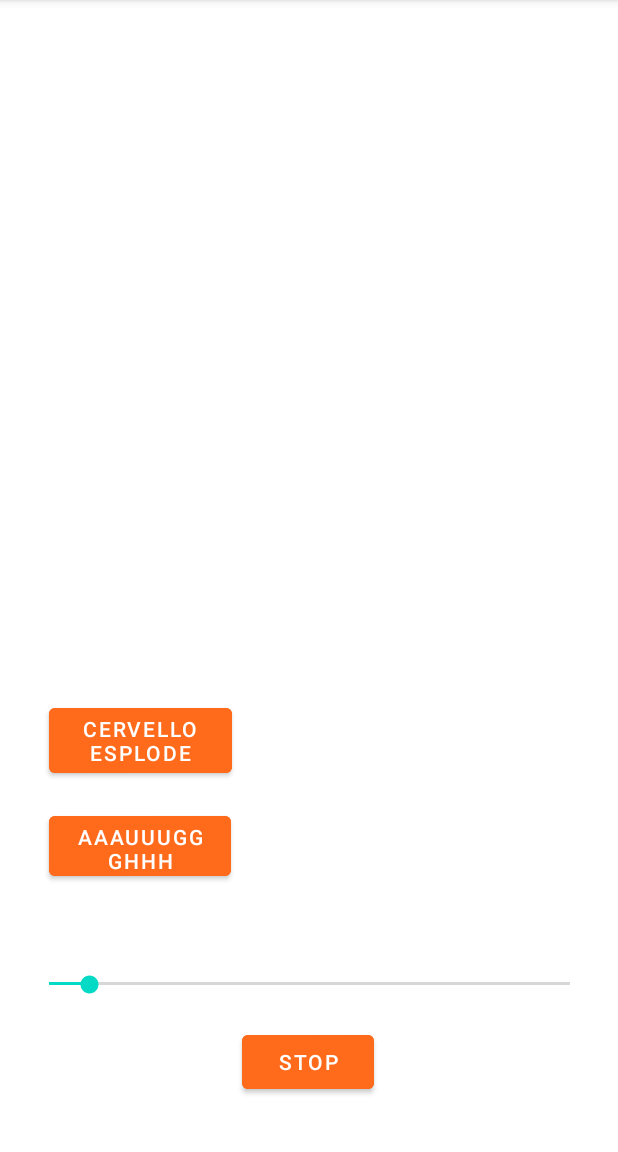
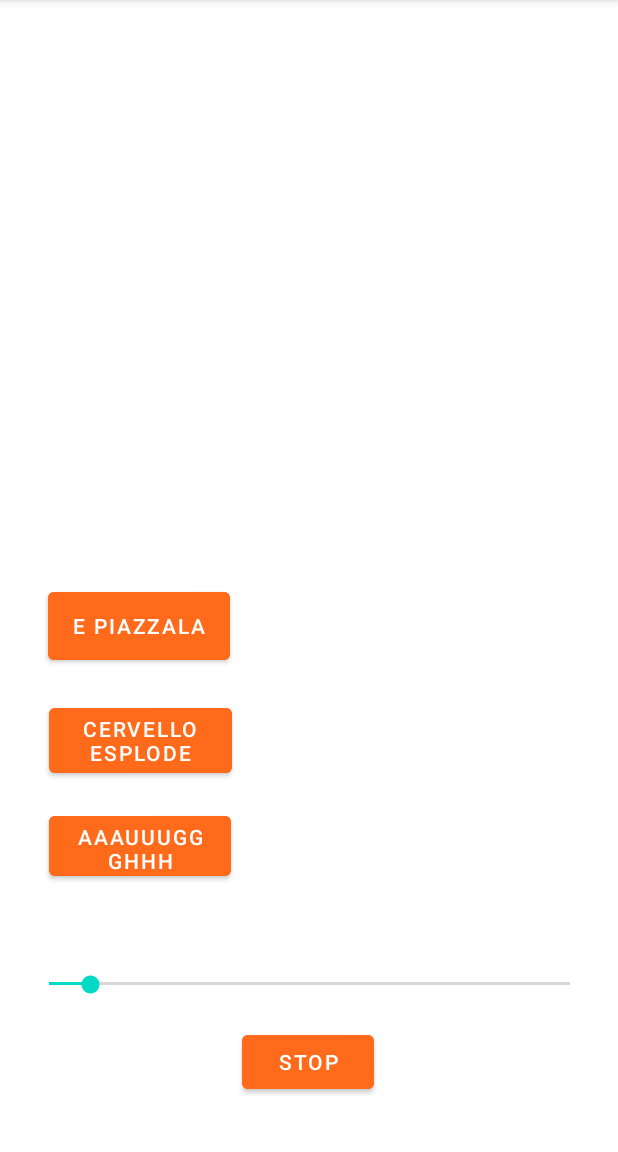
Before and after one commit to whiskeytrucker/sborrapp, an Android app: the screen it shows after launch (MainActivity), after a tap on "STOP", on a phone screen of 412 x 824 dp, the part 84-1236 px from its top. Run offline under Robolectric (Android 15) with nearby library versions, the phone set to English and light mode, and no system bars; 1 other tap on this screen came first.

Commit message:
Aggiunto bottone piazzala DA Aggiustare seekbar

```diff
--- a/app/src/main/java/com/poleinc/sborrapp/MainActivity.kt
+++ b/app/src/main/java/com/poleinc/sborrapp/MainActivity.kt
@@ -11,6 +11,7 @@ import android.widget.SeekBar
 class MainActivity : AppCompatActivity() {
     lateinit var mpBA: MediaPlayer
     lateinit var mpAUGH: MediaPlayer
+    lateinit var mpPiazzala: MediaPlayer
     lateinit var sk: SeekBar
 
     override fun onCreate(savedInstanceState: Bundle?) {
@@ -19,11 +20,13 @@ class MainActivity : AppCompatActivity() {
 
         var buttonBrainAneurysm = findViewById<Button>(R.id.buttonBrainAneurysm)
         var buttonAUGH = findViewById<Button>(R.id.buttonAUGH)
+        var buttonPiazzala = findViewById<Button>(R.id.buttonPiazzala)
         var buttonStop = findViewById<Button>(R.id.buttonStop)
 
-        sk = findViewById<SeekBar>(R.id.seek_bar)
+        sk = findViewById(R.id.seek_bar)
         mpBA = MediaPlayer.create(this, R.raw.brainaneurysm)
         mpAUGH = MediaPlayer.create(this, R.raw.augh)
+        mpPiazzala = MediaPlayer.create(this, R.raw.piazzala);
 
         //sk.max = mpBA.duration/1000
 
@@ -42,11 +45,20 @@ class MainActivity : AppCompatActivity() {
             }
         }
 
+        buttonPiazzala.setOnClickListener(){
+            if(!mpPiazzala.isPlaying){
+                initializeSeekBar(mpPiazzala)
+                mpPiazzala.start()
+            }
+        }
+
 
         buttonStop.setOnClickListener() {
-            if (mpBA.isPlaying || mpAUGH.isPlaying) {
+            if (mpBA.isPlaying || mpAUGH.isPlaying || mpPiazzala.isPlaying) {
                 mpBA.stop()
                 mpAUGH.stop()
+                mpPiazzala.stop()
+                mpPiazzala.prepare()
                 mpBA.prepare()
                 mpAUGH.prepare()
             }
@@ -54,7 +66,7 @@ class MainActivity : AppCompatActivity() {
 
         sk.setOnSeekBarChangeListener(object : SeekBar.OnSeekBarChangeListener{
             override fun onProgressChanged(p0: SeekBar?, progress: Int, fromUser: Boolean) {
-                if(fromUser) mpBA?.seekTo(progress); mpAUGH?.seekTo(progress)
+                if(fromUser) mpBA?.seekTo(progress); mpPiazzala?.seekTo(progress); mpAUGH?.seekTo(progress)
             }
 
             override fun onStartTrackingTouch(p0: SeekBar?) {
@@ -75,8 +87,8 @@ class MainActivity : AppCompatActivity() {
         handler.postDelayed(object: Runnable {
             override fun run() {
                 try{
-                    sk.progress = mp!!.currentPosition
-                    handler.postDelayed(this, 100)
+                    sk.progress = mp.currentPosition
+                    handler.postDelayed(this, 1)
                 }catch(e: java.lang.Exception){
                     sk.progress = 0
                 }
--- a/app/src/main/res/layout/activity_main.xml
+++ b/app/src/main/res/layout/activity_main.xml
@@ -57,4 +57,15 @@
         app:layout_constraintTop_toTopOf="parent"
         app:layout_constraintVertical_bias="0.751" />
 
+    <Button
+        android:id="@+id/buttonPiazzala"
+        android:layout_width="121dp"
+        android:layout_height="57dp"
+        android:layout_marginStart="32dp"
+        android:layout_marginBottom="20dp"
+        android:backgroundTint="@color/orange"
+        android:text="@string/e_piazzala"
+        app:layout_constraintBottom_toTopOf="@+id/buttonBrainAneurysm"
+        app:layout_constraintStart_toStartOf="parent" />
+
 </androidx.constraintlayout.widget.ConstraintLayout>
--- a/app/src/main/res/values/strings.xml
+++ b/app/src/main/res/values/strings.xml
@@ -3,4 +3,5 @@
     <string name="stop">Stop</string>
     <string name="cervello_esplode">Cervello Esplode</string>
     <string name="augh">AAAUUUGGGHHH</string>
+    <string name="e_piazzala">E PIAZZALA</string>
 </resources>
```
Also changed, not shown: 2 other files.
